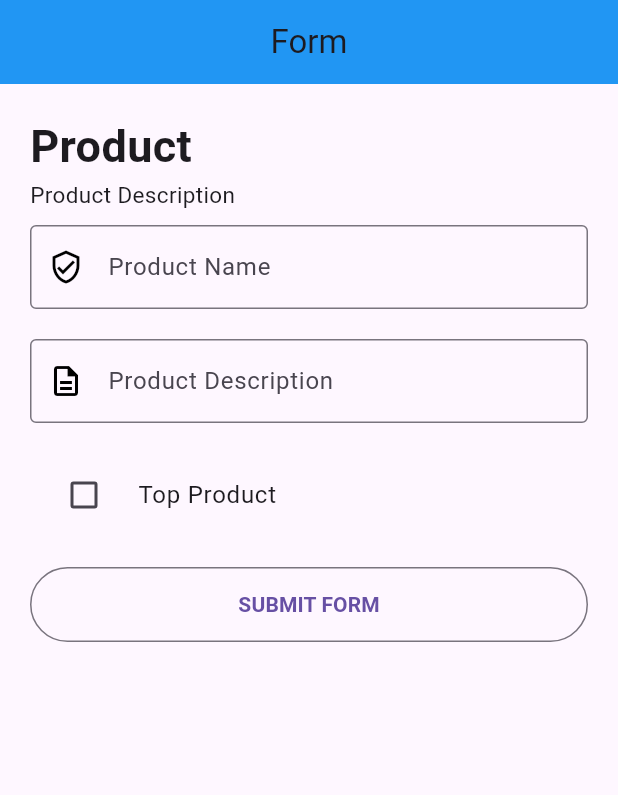
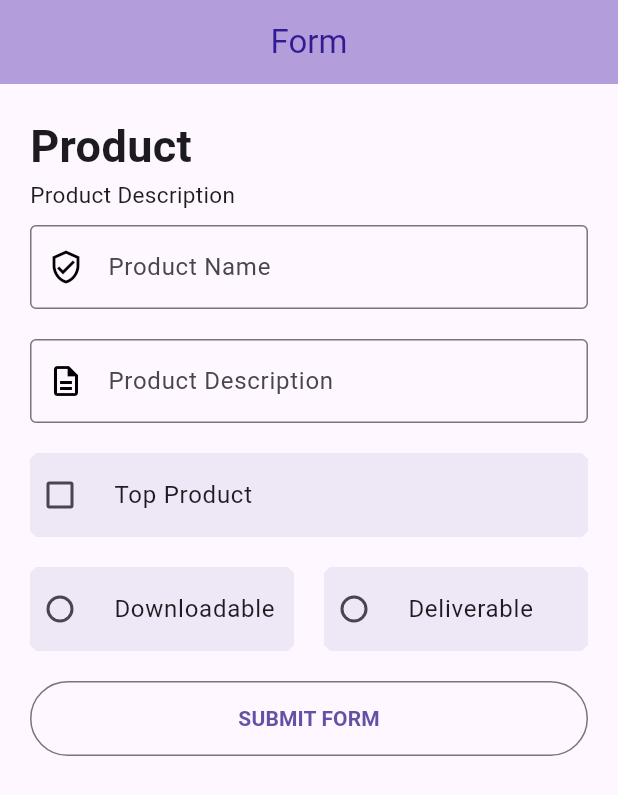
Before and after one commit to umersagheer/CodingWithT_beginners-app, a Flutter app: the screen it shows after launch, on a phone screen of 412 x 824 dp. Shown: the top 795 px of the screen. Run offline on Flutter 3.47's test engine with Material 3 defaults, Android fonts, the light colour scheme and no system bars.

Commit message:
radio-button

```diff
--- a/lib/screens/form.dart
+++ b/lib/screens/form.dart
@@ -1,4 +1,5 @@
 import 'package:beginner_app/screens/details.dart';
+import 'package:beginner_app/widgets/my_radio_button.dart';
 import 'package:flutter/material.dart';
 
 class FormScreen extends StatefulWidget {
@@ -13,6 +14,8 @@ class _FormScreenState extends State<FormScreen> {
   final _productDesController = TextEditingController();
   bool? _checkboxList = false;
 
+  ProductTypeEnum? _productTypeEnum;
+
   @override
   void dispose() {
     super.dispose();
@@ -23,8 +26,11 @@ class _FormScreenState extends State<FormScreen> {
   Widget build(BuildContext context) {
     return Scaffold(
       appBar: AppBar(
-        title: const Text('Form'),
-        backgroundColor: Colors.blue,
+        title: Text(
+          'Form',
+          style: TextStyle(color: Colors.deepPurple.shade900),
+        ),
+        backgroundColor: Colors.deepPurple.shade200,
         centerTitle: true,
       ),
       body: Container(
@@ -37,9 +43,7 @@ class _FormScreenState extends State<FormScreen> {
             ),
             const Text(
               "Product Description",
-              style: TextStyle(
-                fontSize: 15,
-              ),
+              style: TextStyle(fontSize: 15),
             ),
             const SizedBox(height: 10),
             ProductField(
@@ -56,27 +60,49 @@ class _FormScreenState extends State<FormScreen> {
               iconColor: Colors.black,
             ),
             const SizedBox(height: 20),
-            // Checkbox(
-            //     checkColor: Colors.white,
-            //     tristate: true,
-            //     value: _checkbox,
-            //     onChanged: (val) {
-            //       setState(() {
-            //         _checkbox = val;
-            //       });
-            //     }),
             CheckboxListTile(
+              contentPadding: const EdgeInsets.all(0.0),
               title: const Text("Top Product"),
               value: _checkboxList,
-              controlAffinity: ListTileControlAffinity.leading,
-              onChanged: (val) {
+              tileColor: Colors.deepPurple.shade50,
+              shape: BeveledRectangleBorder(
+                borderRadius: BorderRadius.circular(4.0),
+              ),
+              onChanged: (bool? val) {
                 setState(() {
                   _checkboxList = val;
                 });
               },
+              controlAffinity: ListTileControlAffinity.leading,
             ),
             const SizedBox(height: 20),
-            submitButton(context)
+            Row(
+              children: [
+                MyRadioButton(
+                  selectedProductType: _productTypeEnum,
+                  onChanged: (ProductTypeEnum? val) {
+                    setState(() {
+                      _productTypeEnum = val;
+                    });
+                  },
+                  title: ProductTypeEnum.Downloadable.name,
+                  value: ProductTypeEnum.Downloadable,
+                ),
+                const SizedBox(width: 20),
+                MyRadioButton(
+                  selectedProductType: _productTypeEnum,
+                  onChanged: (ProductTypeEnum? val) {
+                    setState(() {
+                      _productTypeEnum = val;
+                    });
+                  },
+                  title: ProductTypeEnum.Deliverable.name,
+                  value: ProductTypeEnum.Deliverable,
+                ),
+              ],
+            ),
+            const SizedBox(height: 20),
+            submitButton(context),
           ],
         ),
       ),
--- /dev/null
+++ b/lib/widgets/my_radio_button.dart
@@ -0,0 +1,36 @@
+import 'package:flutter/material.dart';
+
+// ignore: constant_identifier_names
+enum ProductTypeEnum { Downloadable, Deliverable }
+
+// ignore: must_be_immutable
+class MyRadioButton extends StatelessWidget {
+  MyRadioButton({
+    super.key,
+    required this.selectedProductType,
+    required this.onChanged,
+    required this.title,
+    required this.value,
+  });
+
+  String title;
+  ProductTypeEnum value;
+  ProductTypeEnum? selectedProductType;
+  Function(ProductTypeEnum?)? onChanged;
+
+  @override
+  Widget build(BuildContext context) {
+    return Expanded(
+      child: RadioListTile<ProductTypeEnum>(
+          title: Text(title),
+          value: value,
+          groupValue: selectedProductType,
+          contentPadding: const EdgeInsets.all(0.0),
+          tileColor: Colors.deepPurple.shade50,
+          shape: BeveledRectangleBorder(
+            borderRadius: BorderRadius.circular(4.0),
+          ),
+          onChanged: onChanged),
+    );
+  }
+}
```
